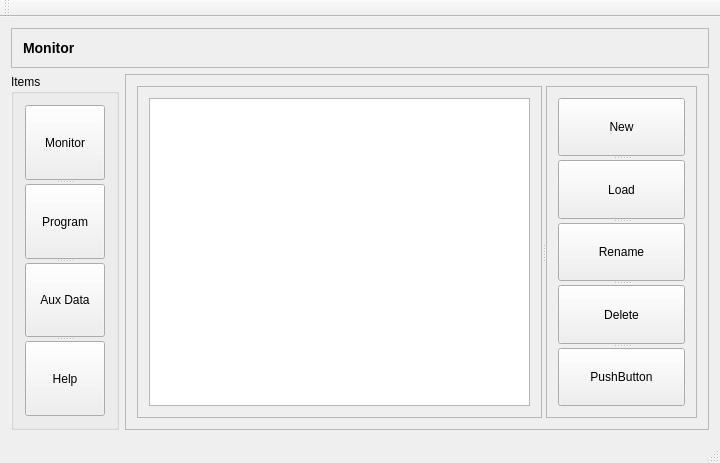
This is mainwindow.ui in simachewh/chamberControlPcGUIPT as Qt 5 draws it before an edit. The edited form follows.
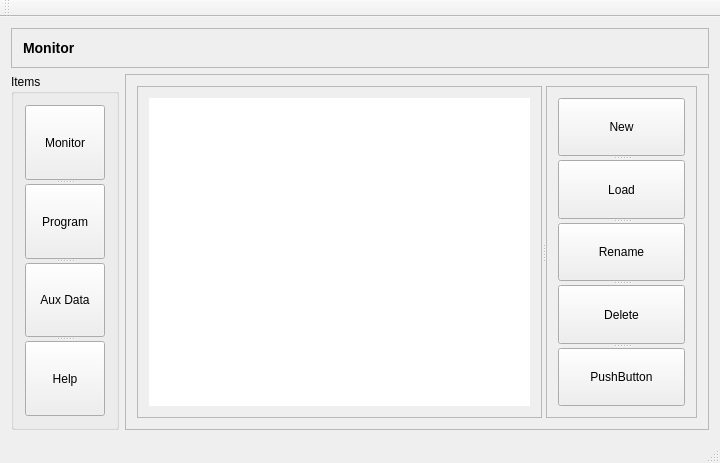
This is the edited form. Icons and pictures are not drawn.

Commit message: classes to handel test programs are built, a table view is started for presenting the list of programs, and a dialogue to add new test programs.

Diff of the .ui file:
```diff
--- a/mainwindow.ui
+++ b/mainwindow.ui
@@ -547,7 +547,20 @@
            </property>
            <layout class="QGridLayout" name="gridLayout_8">
             <item row="0" column="0">
-             <widget class="QListView" name="programListView"/>
+             <widget class="QTableView" name="programsTableView">
+              <property name="sizePolicy">
+               <sizepolicy hsizetype="MinimumExpanding" vsizetype="Minimum">
+                <horstretch>0</horstretch>
+                <verstretch>0</verstretch>
+               </sizepolicy>
+              </property>
+              <property name="frameShape">
+               <enum>QFrame::NoFrame</enum>
+              </property>
+              <property name="gridStyle">
+               <enum>Qt::DashLine</enum>
+              </property>
+             </widget>
             </item>
            </layout>
           </widget>
```
Left out of the diff: 4 changed lines with no effect on the pictures. The commit also changes 8 other files.
